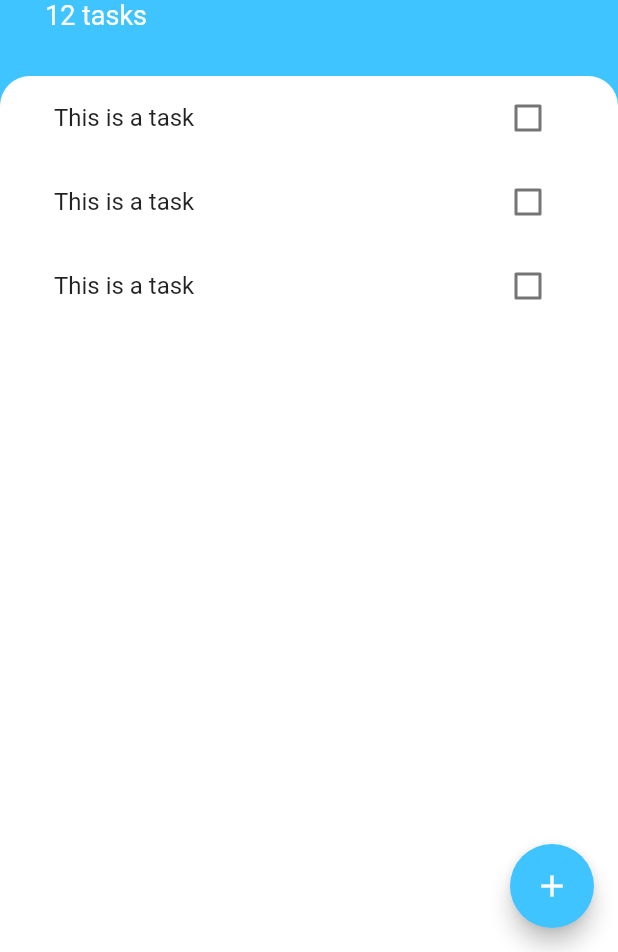
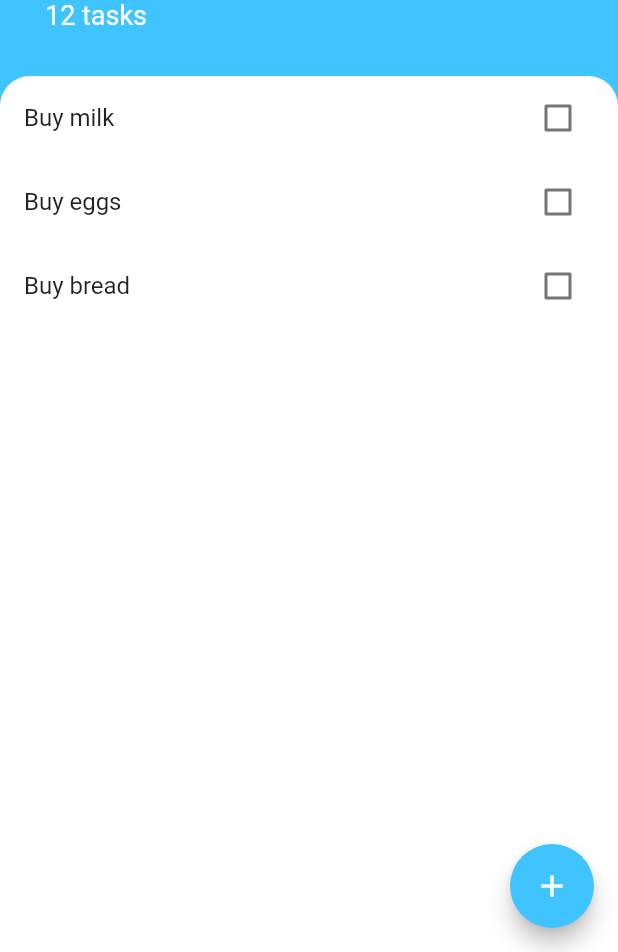
Before and after one commit to tanyarajhans/Todoey, a Flutter app: the screen it shows after launch, on a phone screen of 412 x 824 dp, the part 284-1236 px from its top. Run offline on Flutter 3.47's test engine with Material 2 defaults, Android fonts, the phone set to English and light mode, and no system bars.

Commit message:
Added ListView builder

```diff
--- /dev/null
+++ b/lib/models/task.dart
@@ -0,0 +1,13 @@
+import 'package:flutter/material.dart';
+
+class Task{
+  final String name;
+  bool isDone;
+
+  Task({required this.name, this.isDone = false});
+
+  void toggleDone(){
+    isDone = !isDone;
+  }
+
+}
--- a/lib/widgets/task_tile.dart
+++ b/lib/widgets/task_tile.dart
@@ -1,51 +1,25 @@
 import 'package:flutter/material.dart';
 
-class TaskTile extends StatefulWidget {
+class TaskTile extends StatelessWidget {
+  final bool isChecked;
+  final String taskTitle;
+  final void Function(bool?) checkboxCallback;
 
-
-  @override
-  _TaskTileState createState() => _TaskTileState();
-}
-
-class _TaskTileState extends State<TaskTile> {
-  bool isChecked = false;
-
-  void checkBoxCallBack (bool checkBoxState){
-    setState(() {
-      isChecked = checkBoxState;
-    });
-  }
+TaskTile({required this.isChecked, required this.taskTitle, required this.checkboxCallback});
 
   @override
   Widget build(BuildContext context) {
     return ListTile(
-      title: Text('This is a task',
-      style: TextStyle(
-        decoration: isChecked ? TextDecoration.lineThrough : null
-       ),
+      title: Text(
+        taskTitle,
+        style: TextStyle(
+            decoration: isChecked ? TextDecoration.lineThrough : null),
       ),
-      trailing: TaskCheckBox(isChecked, (bool? checkBoxState){
-        setState(() {
-          isChecked = checkBoxState ?? true;
-        });
-      }),
+      trailing: Checkbox(
+        activeColor: Colors.lightBlueAccent,
+        value: isChecked,
+        onChanged: checkboxCallback,
+      ),
     );
   }
 }
-
-class TaskCheckBox extends StatelessWidget {
-  final bool checkBoxState;
-  final void Function(bool?) toggleCheckBoxState;
-
-  TaskCheckBox(this.checkBoxState, this.toggleCheckBoxState);
-
-  @override
-  Widget build(BuildContext context) {
-
-    return Checkbox(
-      activeColor: Colors.lightBlueAccent,
-      value: checkBoxState,
-      onChanged: toggleCheckBoxState,
-    );
-  }
-}
--- a/lib/widgets/tasks_list.dart
+++ b/lib/widgets/tasks_list.dart
@@ -1,18 +1,38 @@
 import 'package:flutter/material.dart';
 import 'task_tile.dart';
+import 'package:todoey/models/task.dart';
 
-class TaskList extends StatelessWidget {
 
+class TaskList extends StatefulWidget {
+  const TaskList({ Key? key }) : super(key: key);
+
+  @override
+  _TaskListState createState() => _TaskListState();
+}
+
+class _TaskListState extends State<TaskList> {
+
+  List<Task> tasks = [
+    Task(name: 'Buy milk'),
+    Task(name: 'Buy eggs'),
+    Task(name: 'Buy bread'),
+  ];
 
   @override
   Widget build(BuildContext context) {
-    return ListView(
-      padding: EdgeInsets.symmetric(horizontal: 20.0),
-      children: <Widget>[
-       TaskTile(),
-       TaskTile(),
-       TaskTile(),
-      ],
+    return ListView.builder(
+      itemBuilder: (context, index) {
+        return TaskTile(
+          isChecked: tasks[index].isDone,
+          taskTitle: tasks[index].name,
+          checkboxCallback: (checkboxState) {
+            setState(() {
+              tasks[index].toggleDone();
+            });
+          },
+        );
+      },
+      itemCount: tasks.length,
     );
   }
 }
```
Also changed, not shown: lib/screens/add_task_screen.dart (line endings or trailing spaces).
